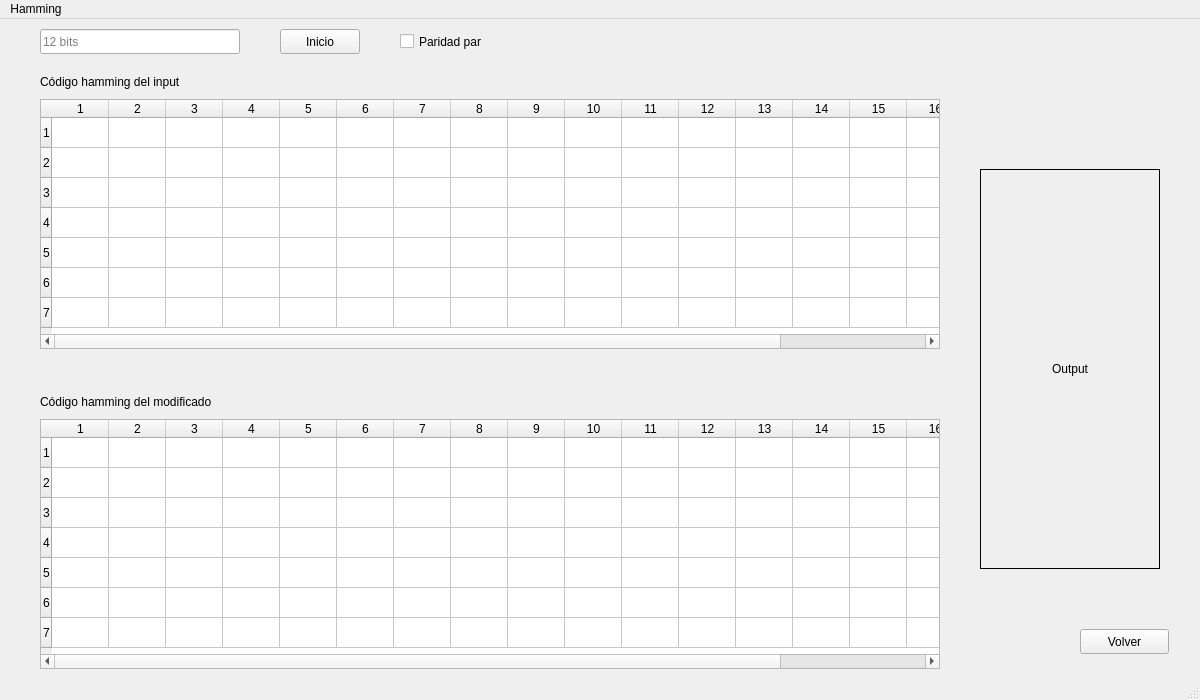
The window that src/ui/mainwindow.ui (Skryfall/Tarea2_DL) describes before a commit, drawn with Qt 5.
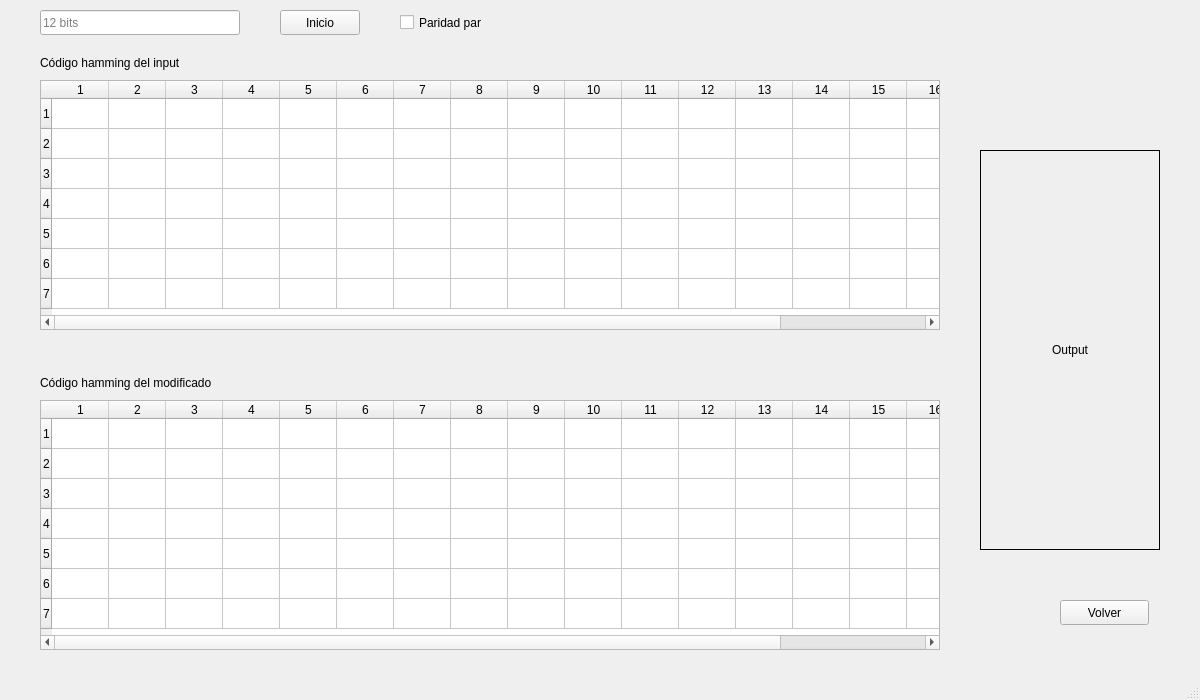
The same window after the commit.

What changed in the file:
```diff
--- a/src/ui/mainwindow.ui
+++ b/src/ui/mainwindow.ui
@@ -139,7 +139,7 @@
      <rect>
       <x>40</x>
       <y>370</y>
-      <width>231</width>
+      <width>221</width>
       <height>25</height>
      </rect>
     </property>
@@ -193,7 +193,7 @@
      <rect>
       <x>400</x>
       <y>10</y>
-      <width>111</width>
+      <width>100</width>
       <height>25</height>
      </rect>
     </property>
@@ -204,8 +204,8 @@
    <widget class="QPushButton" name="returnToNRZI">
     <property name="geometry">
      <rect>
-      <x>1080</x>
-      <y>610</y>
+      <x>1060</x>
+      <y>600</y>
       <width>89</width>
       <height>25</height>
      </rect>
@@ -224,12 +224,6 @@
      <height>22</height>
     </rect>
    </property>
-   <widget class="QMenu" name="menuHamming">
-    <property name="title">
-     <string>Hamming</string>
-    </property>
-   </widget>
-   <addaction name="menuHamming"/>
   </widget>
   <widget class="QStatusBar" name="statusbar"/>
  </widget>
```
